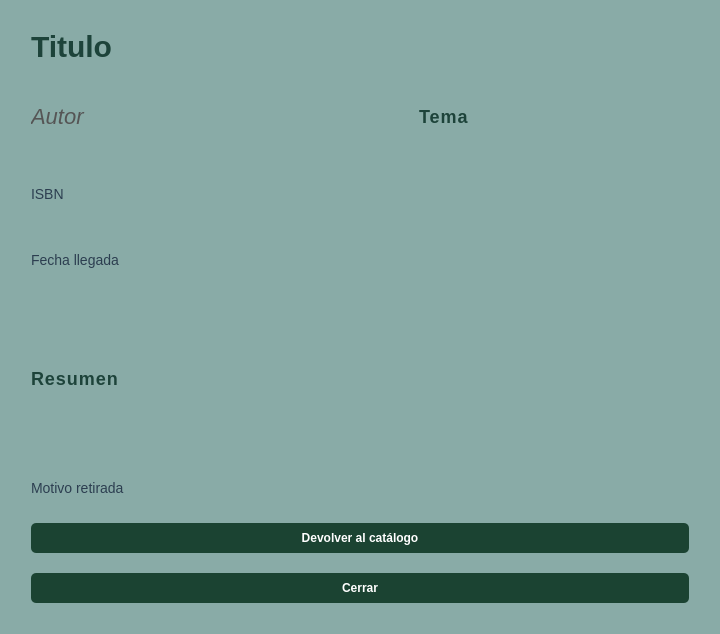
Above: src/vista/Ui/VistaLibroRetirado.ui from ivantm1/proyecto-software before the change. Below: the same form after it.
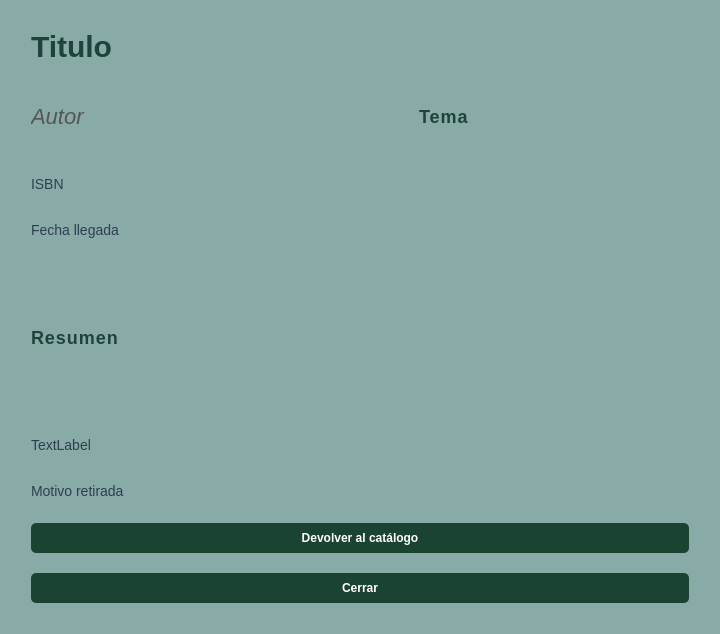
That is the form after the change.

Commit message: en las vista LibroRetirado ahora pone el motivo y la fecha y libroBibilitecario ahora funciona

```diff
--- a/src/vista/Ui/VistaLibroRetirado.ui
+++ b/src/vista/Ui/VistaLibroRetirado.ui
@@ -184,6 +184,13 @@
        </property>
       </widget>
      </item>
+     <item>
+      <widget class="QLabel" name="linea_fecharetirada">
+       <property name="text">
+        <string>TextLabel</string>
+       </property>
+      </widget>
+     </item>
      <item>
       <widget class="QLabel" name="linea_motivo">
        <property name="maximumSize">
```
The commit also changes 6 other files.
